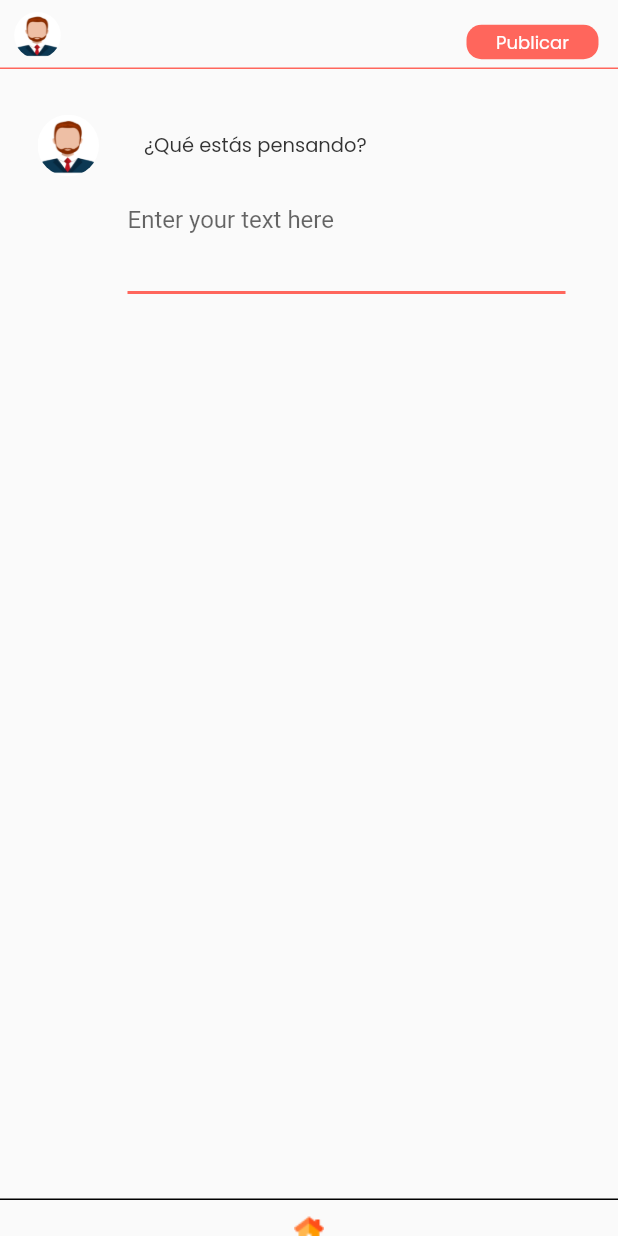
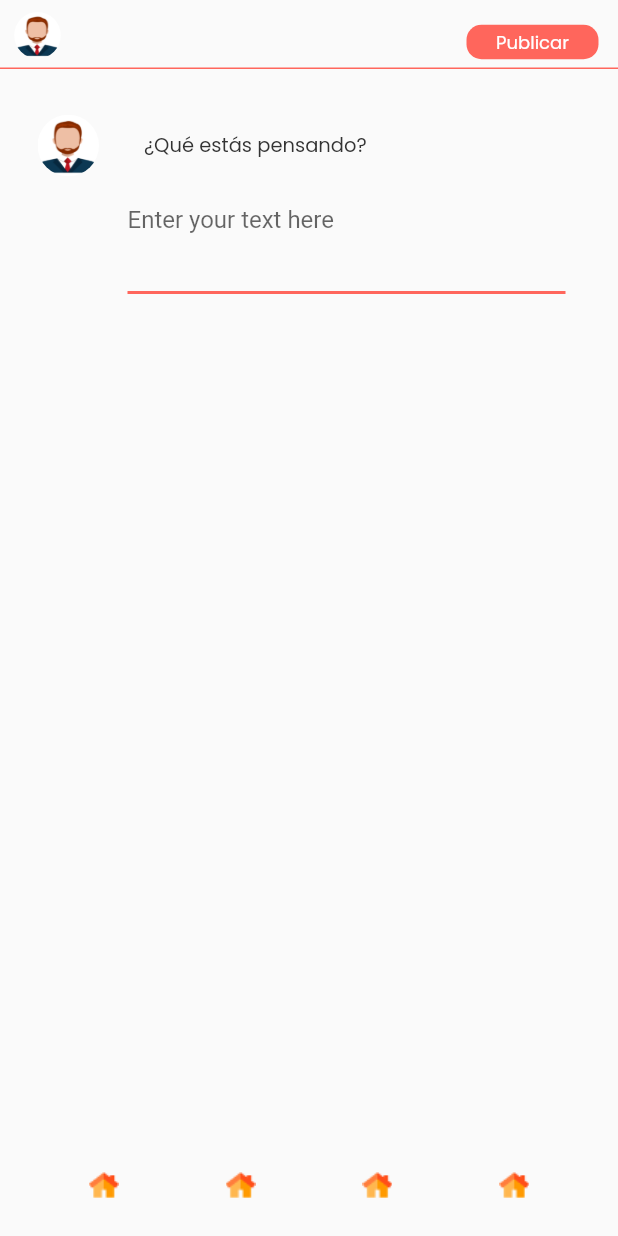
Before and after one commit to fonzk/Crypto-Innovate-, a Flutter app: the FeedEstados screen opened directly, on a phone screen of 412 x 824 dp. Run offline on Flutter 3.47's test engine with Material 2 defaults, Android fonts, the light colour scheme and no system bars.

Commit message:
ultimos cambios 10-12-21

```diff
--- a/lib/feedestados.dart
+++ b/lib/feedestados.dart
@@ -1,6 +1,7 @@
 /*falta por completar
 */
 
+import 'package:cryptoinnovate/navPrincipal.dart';
 import "package:flutter/material.dart";
 
 class FeedEstados extends StatefulWidget {
@@ -67,6 +68,7 @@ class _FeedEstados extends State<FeedEstados> {
             image: DecorationImage(
                 fit: BoxFit.fill,
                 image: AssetImage("assets/images/perfil.png"))));
+
     var rowimage = Row(
       children: [
         imagenestado,
@@ -83,26 +85,16 @@ class _FeedEstados extends State<FeedEstados> {
         ),
       ],
     );
+
     var controwima = Container(
       width: MediaQuery.of(context).size.width,
       height: 50,
       margin: const EdgeInsets.only(top: 26, left: 25),
       child: rowimage,
     );
-    var homelogo = Container(
-      alignment: Alignment.center,
-      width: MediaQuery.of(context).size.width,
-      height: 40,
-      margin: const EdgeInsets.only(top: 603, bottom: 5),
-      decoration: const BoxDecoration(
-        border: Border(top: BorderSide(color: Colors.black, width: 1)),
-      ),
-      child: Image.asset(
-        "assets/images/home.png",
-        width: 20,
-        height: 20,
-      ),
-    );
+
+    var homelogo = NavPrincipal();
+
     var textf = Container(
       decoration: BoxDecoration(
         border: Border(
@@ -115,12 +107,24 @@ class _FeedEstados extends State<FeedEstados> {
         decoration: InputDecoration.collapsed(hintText: "Enter your text here"),
       ),
     );
+
+    var contentPage = Container(
+      child: Column(
+        mainAxisAlignment: MainAxisAlignment.start,
+        children: [headerrestados, controwima, textf],
+      ),
+    );
+
     var col = Container(
         width: MediaQuery.of(context).size.width,
         height: MediaQuery.of(context).size.height,
         child: Column(
-          children: [headerrestados, controwima, textf, homelogo],
+          mainAxisAlignment: MainAxisAlignment.spaceBetween,
+          children: [contentPage, homelogo],
         ));
-    return col;
+
+    return Scaffold(
+      body: col,
+    );
   }
 }
--- a/lib/logins.dart
+++ b/lib/logins.dart
@@ -1,5 +1,7 @@
 import 'package:cryptoinnovate/registro.dart';
 import "package:flutter/material.dart";
+
+import 'feedestados.dart';
 
 class Logins extends StatefulWidget {
   const Logins({Key? key}) : super(key: key);
@@ -119,6 +121,7 @@ class _LoginsState extends State<Logins> {
       ),
       child: Padding(
           padding: EdgeInsets.only(left: 67, right: 67, top: 8),
+          child: ElevatedButton(
               child: Text("Acceder",
                   textAlign: TextAlign.center,
                   style: TextStyle(
@@ -126,7 +129,17 @@ class _LoginsState extends State<Logins> {
                       fontWeight: FontWeight.w400,
                       fontSize: 19,
                       color: Color.fromRGBO(255, 255, 255, 1))),
-        ));
+              onPressed: () {
+                Navigator.push(context,
+                    MaterialPageRoute(builder: (context) => FeedEstados()));
+              },
+              style: ButtonStyle(
+                backgroundColor:
+                    MaterialStateProperty.all(Color.fromRGBO(131, 48, 21, 0)),
+                shadowColor:
+                    MaterialStateProperty.all(Color.fromRGBO(131, 48, 21, 0)),
+              ))),
+    );
 
     var registra = Container(
       width: MediaQuery.of(context).size.width * 0.7,
--- a/lib/main.dart
+++ b/lib/main.dart
@@ -53,12 +53,6 @@ class MyHomePage extends StatefulWidget {
 class _MyHomePageState extends State<MyHomePage> {
   @override
   Widget build(BuildContext context) {
-    // This method is rerun every time setState is called, for instance as done
-    // by the _incrementCounter method above.
-    //
-    // The Flutter framework has been optimized to make rerunning build methods
-    // fast, so that you can just rebuild anything that needs updating rather
-    // than having to individually change instances of widgets.
     return Scaffold(
       body: Logins(),
     );
--- /dev/null
+++ b/lib/navPrincipal.dart
@@ -0,0 +1,44 @@
+import 'package:cryptoinnovate/feedestados.dart';
+import 'package:flutter/material.dart';
+
+void main() => runApp(NavPrincipal());
+
+class NavPrincipal extends StatefulWidget {
+  @override
+  State<NavPrincipal> createState() => _NavPrincipalState();
+}
+
+class _NavPrincipalState extends State<NavPrincipal> {
+  @override
+  Widget build(BuildContext context) {
+    // botones de navegacion
+    var btnHomeButton = new ElevatedButton(
+      onPressed: () => Navigator.push(
+          context, MaterialPageRoute(builder: (context) => FeedEstados())),
+      style: ButtonStyle(
+          backgroundColor:
+              MaterialStateProperty.all(Color.fromRGBO(0, 0, 0, 0)),
+          shadowColor: MaterialStateProperty.all(Color.fromRGBO(0, 0, 0, 0))),
+      child: Image.asset('assets/images/home.png'),
+    );
+
+    return Container(
+      child: Padding(
+          padding: EdgeInsets.all(10.0),
+          child: Column(
+            mainAxisAlignment: MainAxisAlignment.end,
+            children: [
+              Row(
+                mainAxisAlignment: MainAxisAlignment.spaceEvenly,
+                children: [
+                  btnHomeButton,
+                  btnHomeButton,
+                  btnHomeButton,
+                  btnHomeButton,
+                ],
+              )
+            ],
+          )),
+    );
+  }
+}
```
Lines whose indentation alone changed are shown as unchanged.
